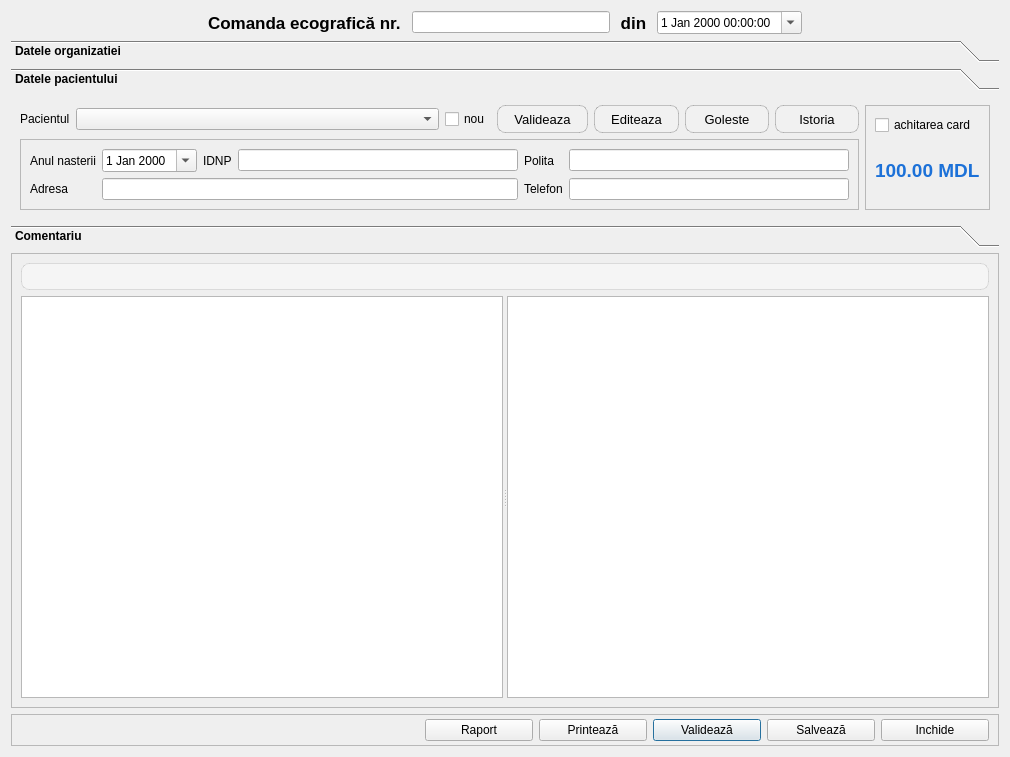
The window that docs/docorderecho.ui (debalex77/USG) describes before a commit, drawn with Qt 5.
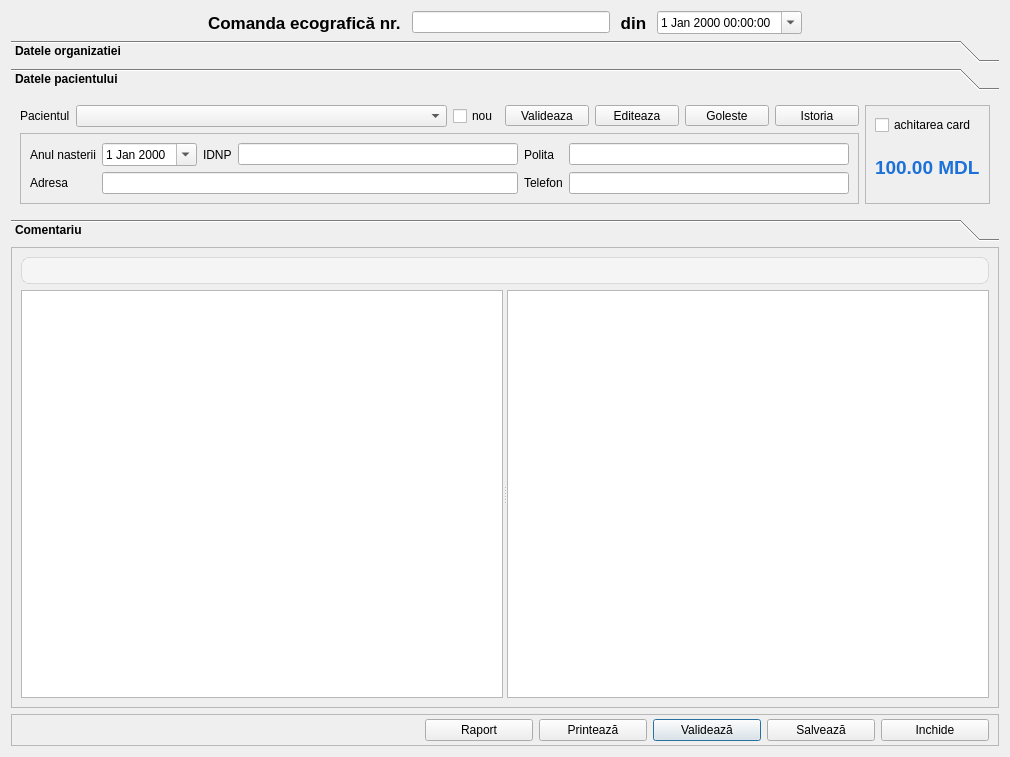
The same window after the commit. The open tabs and pages were chosen to show the change. Icons and pictures are not drawn.

Patch:
```diff
--- a/docs/docorderecho.ui
+++ b/docs/docorderecho.ui
@@ -450,7 +450,7 @@
         <x>0</x>
         <y>0</y>
         <width>992</width>
-        <height>138</height>
+        <height>125</height>
        </rect>
       </property>
       <attribute name="icon">
@@ -701,29 +701,9 @@
          <property name="font">
           <font>
            <family>.AppleSystemUIFont</family>
-           <pointsize>-1</pointsize>
            <bold>false</bold>
           </font>
          </property>
-         <property name="styleSheet">
-          <string notr="true">QToolButton
-{
-    border: 1px solid rgba(0, 0, 0, 0.2);
-    border-radius: 8px;
-    background-color: #f1f1f1;
-    color: #000000;
-    font-size: 13px;
-    padding: 4px 10px;
-}
-QToolButton:hover
-{
-    background-color: #e0e0e0;
-}
-QToolButton:pressed
-{
-    background-color: #d0d0d0;
-}</string>
-         </property>
          <property name="text">
           <string>Valideaza</string>
          </property>
@@ -747,29 +727,9 @@
          <property name="font">
           <font>
            <family>.AppleSystemUIFont</family>
-           <pointsize>-1</pointsize>
            <bold>false</bold>
           </font>
          </property>
-         <property name="styleSheet">
-          <string notr="true">QToolButton
-{
-    border: 1px solid rgba(0, 0, 0, 0.2);
-    border-radius: 8px;
-    background-color: #f1f1f1;
-    color: #000000;
-    font-size: 13px;
-    padding: 4px 10px;
-}
-QToolButton:hover
-{
-    background-color: #e0e0e0;
-}
-QToolButton:pressed
-{
-    background-color: #d0d0d0;
-}</string>
-         </property>
          <property name="text">
           <string>Editeaza</string>
          </property>
@@ -793,29 +753,9 @@
          <property name="font">
           <font>
            <family>.AppleSystemUIFont</family>
-           <pointsize>-1</pointsize>
            <bold>false</bold>
           </font>
          </property>
-         <property name="styleSheet">
-          <string notr="true">QToolButton
-{
-    border: 1px solid rgba(0, 0, 0, 0.2);
-    border-radius: 8px;
-    background-color: #f1f1f1;
-    color: #000000;
-    font-size: 13px;
-    padding: 4px 10px;
-}
-QToolButton:hover
-{
-    background-color: #e0e0e0;
-}
-QToolButton:pressed
-{
-    background-color: #d0d0d0;
-}</string>
-         </property>
          <property name="text">
           <string>Goleste</string>
          </property>
@@ -839,29 +779,9 @@
          <property name="font">
           <font>
            <family>.AppleSystemUIFont</family>
-           <pointsize>-1</pointsize>
            <bold>false</bold>
           </font>
          </property>
-         <property name="styleSheet">
-          <string notr="true">QToolButton
-{
-    border: 1px solid rgba(0, 0, 0, 0.2);
-    border-radius: 8px;
-    background-color: #f1f1f1;
-    color: #000000;
-    font-size: 13px;
-    padding: 4px 10px;
-}
-QToolButton:hover
-{
-    background-color: #e0e0e0;
-}
-QToolButton:pressed
-{
-    background-color: #d0d0d0;
-}</string>
-         </property>
          <property name="text">
           <string>Istoria</string>
          </property>
```
Left out of the diff: 44 changed lines with no effect on the pictures.
